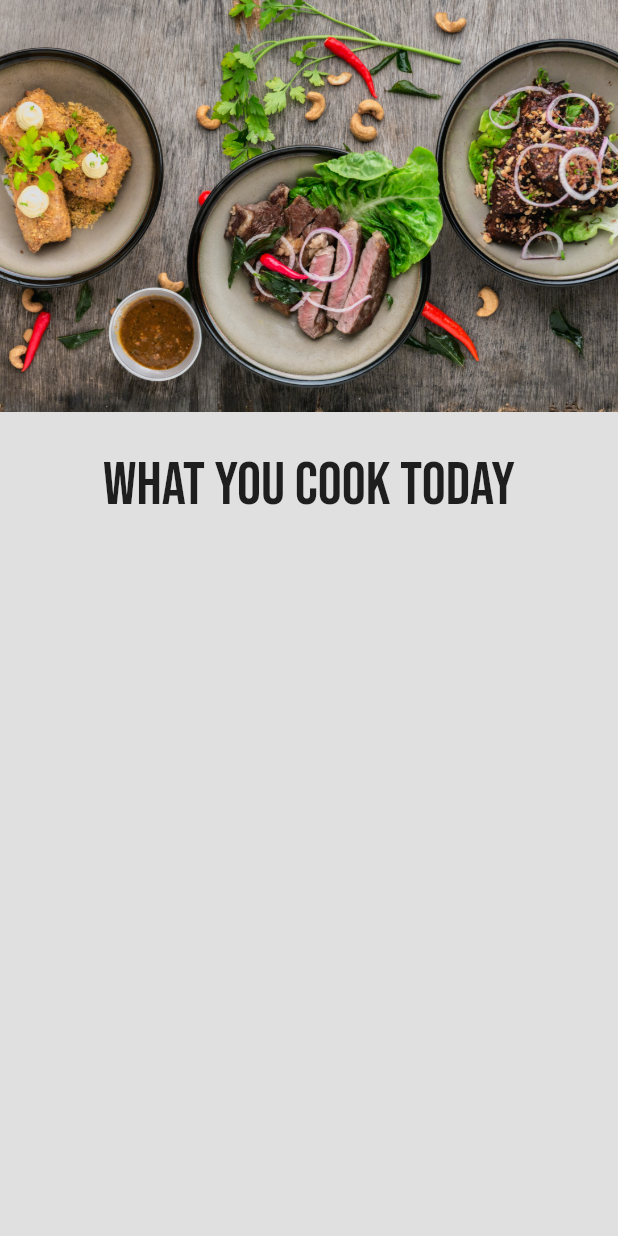
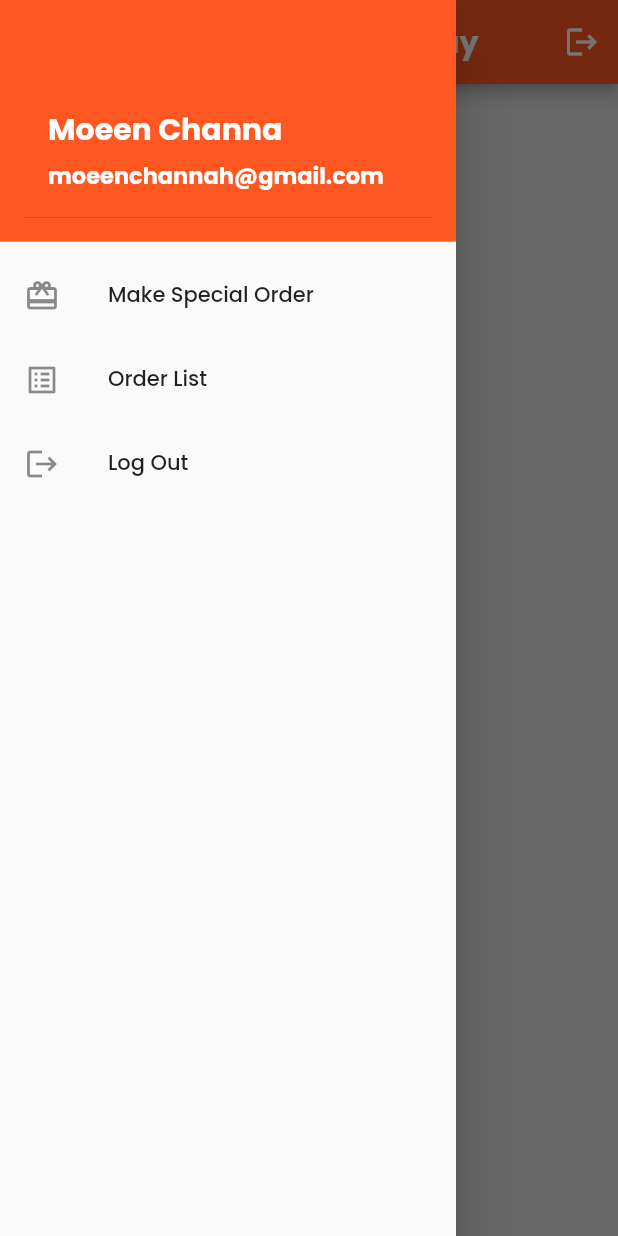
Before and after one commit to moeenchanna/what_you_cook_today, a Flutter app: the HomeScreen screen opened by its route, with the side drawer open (before the commit the screen has no drawer), on a phone screen of 412 x 824 dp. Run offline on Flutter 3.47's test engine with Material 2 defaults, Android fonts, the light colour scheme and no system bars; our stand-ins replace google_fonts, mask_text_input_formatter; missing offline and left inert: smart_snackbars.

Commit message:
add drawer

```diff
--- a/lib/Helper/Tools.dart
+++ b/lib/Helper/Tools.dart
@@ -118,7 +118,7 @@ class Tools {
 
   static validateEmail(String? txt) {
     if (txt == null || txt.isEmpty) {
-      return "Email can\'t Be Empty";
+      return "Email can't Be Empty";
     }
     if (!txt.contains('@') || !txt.contains('.')) {
       return "Invalid email!";
--- a/lib/screens/ForgetPasswordScreen.dart
+++ b/lib/screens/ForgetPasswordScreen.dart
@@ -1,8 +1,5 @@
 import 'package:flutter/material.dart';
 import 'package:flutter/services.dart';
-import 'package:google_fonts/google_fonts.dart';
-import 'package:what_you_cook_today/screens/Screens.dart';
-import 'package:what_you_cook_today/utils/Utils.dart';
 
 import '../widgets/Widgets.dart';
 
@@ -42,6 +39,7 @@ class _ForgetPasswordScreenState extends State<ForgetPasswordScreen> {
               ),
               const CustomTextHeading(
                 title: "Forget Password",
+                  textSize: 40
               ),
               const SizedBox(
                 height: 25,
--- a/lib/screens/HomeScreen.dart
+++ b/lib/screens/HomeScreen.dart
@@ -1,13 +1,12 @@
 import 'package:flutter/material.dart';
-import 'package:google_fonts/google_fonts.dart';
-import 'package:what_you_cook_today/utils/Utils.dart';
 
 import '../Helper/Helper.dart';
+import '../widgets/Widgets.dart';
 
 class HomeScreen extends StatefulWidget {
   const HomeScreen({super.key});
-    static String routeKey = "/home";
 
+  static String routeKey = "/home";
 
   @override
   State<HomeScreen> createState() => _HomeScreenState();
@@ -18,7 +17,6 @@ class _HomeScreenState extends State<HomeScreen> {
   void initState() {
     super.initState();
     Tools.statusBarTransparent();
-
   }
 
   @override
@@ -26,25 +24,35 @@ class _HomeScreenState extends State<HomeScreen> {
     return Scaffold(
       resizeToAvoidBottomInset: false,
       backgroundColor: Colors.grey.shade300,
+      appBar: AppBar(
+        centerTitle: true,
+        //automaticallyImplyLeading: false,
+        backgroundColor: Colors.deepOrange,
+        title:
+            const CustomTextHeading(title: "What You Cook Today", textSize: 20),
+        actions: [
+          IconButton(
+            icon: const Icon(
+              Icons.logout,
+              color: Colors.white,
+            ),
+            onPressed: () {
+              // do something
+              Navigator.of(context).pop();
+            },
+          ),
+        ],
+      ),
       body: SafeArea(
         top: false,
         child: SingleChildScrollView(
           child: Column(
-            children: [
-              Image.asset(ImagesResources.loginImage),
-              const SizedBox(
-                height: 25,
-              ),
-              Text(
-                "What You Cook Today",
-                style: GoogleFonts.bebasNeue(fontSize: 40),
-              ),
-
-            ],
+            children: const [],
           ),
         ),
       ),
-
+      drawer: const CustomDrawer(
+          userName: "Moeen Channa", userEmail: "moeenchannah@gmail.com"),
     );
   }
 }
--- a/lib/screens/LoginScreen.dart
+++ b/lib/screens/LoginScreen.dart
@@ -16,7 +16,6 @@ class LoginScreen extends StatefulWidget {
 class _LoginScreenState extends State<LoginScreen> {
   final _emailTextEditingController = TextEditingController();
   final _passwordTextEditingController = TextEditingController();
-  bool _validate = false;
 
   @override
   void initState() {
@@ -47,6 +46,7 @@ class _LoginScreenState extends State<LoginScreen> {
               ),
               const CustomTextHeading(
                 title: "Login Now",
+                  textSize: 40
               ),
               const SizedBox(
                 height: 10,
--- a/lib/screens/SignupScreen.dart
+++ b/lib/screens/SignupScreen.dart
@@ -1,7 +1,6 @@
 import 'package:flutter/material.dart';
 import 'package:what_you_cook_today/Helper/Helper.dart';
 import 'package:what_you_cook_today/screens/Screens.dart';
-import 'package:what_you_cook_today/utils/Utils.dart';
 
 import '../widgets/Widgets.dart';
 
@@ -38,6 +37,7 @@ class _SignUpScreenState extends State<SignUpScreen> {
               ),
               const CustomTextHeading(
                 title: "Signup Form",
+                  textSize: 40
               ),
               const SizedBox(
                 height: 25,
--- /dev/null
+++ b/lib/widgets/CustomDrawer.dart
@@ -0,0 +1,65 @@
+import 'package:flutter/material.dart';
+import 'package:what_you_cook_today/widgets/Widgets.dart';
+
+class CustomDrawer extends StatelessWidget {
+  final String userName;
+  final String userEmail;
+
+  const CustomDrawer({
+    Key? key,
+    required this.userName,
+    required this.userEmail,
+  }) : super(key: key);
+
+  @override
+  Widget build(BuildContext context) {
+    return Drawer(
+      child: ListView(
+        padding: const EdgeInsets.all(0),
+        children: [
+          DrawerHeader(
+            decoration:  const BoxDecoration(
+              color: Colors.deepOrange,
+            ),
+            //BoxDecoration
+            child: UserAccountsDrawerHeader(
+              decoration:  const BoxDecoration(color: Colors.transparent),
+              accountName: CustomTextHeading(
+                title: userName,
+                textSize: 20,
+              ),
+              accountEmail: CustomTextHeading(
+                title: userEmail,
+                textSize: 15,
+              ),
+              currentAccountPictureSize: const Size.square(50),
+
+            ), //UserAccountDrawerHeader
+          ),
+          //DrawerHeader
+          ListTile(
+            leading: const Icon(Icons.card_giftcard),
+            title: const Text('Make Special Order'),
+            onTap: () {
+              Navigator.pop(context);
+            },
+          ),
+          ListTile(
+            leading: const Icon(Icons.list_alt),
+            title: const Text('Order List'),
+            onTap: () {
+              Navigator.pop(context);
+            },
+          ),
+          ListTile(
+            leading: const Icon(Icons.logout),
+            title: const Text('Log Out'),
+            onTap: () {
+              Navigator.pop(context);
+            },
+          ),
+        ],
+      ),
+    );
+  }
+}
--- a/lib/widgets/CustomTextHeadingWidget.dart
+++ b/lib/widgets/CustomTextHeadingWidget.dart
@@ -3,17 +3,19 @@ import 'package:google_fonts/google_fonts.dart';
 
 class CustomTextHeading extends StatelessWidget {
   final String title;
+  final double textSize ;
 
   const CustomTextHeading({
     Key? key,
     required this.title,
+    required this.textSize,
   }) : super(key: key);
 
   @override
   Widget build(BuildContext context) {
     return Text(
       title,
-      style: GoogleFonts.bebasNeue(fontSize: 40),
+      style: GoogleFonts.poppins(fontSize: textSize,fontWeight: FontWeight.bold),
     );
   }
 }
--- a/lib/widgets/Widgets.dart
+++ b/lib/widgets/Widgets.dart
@@ -4,3 +4,4 @@ export 'CustomButtonWidget.dart';
 export 'LoginImageWidget.dart';
 export 'CustomBottomAppBarWidget.dart';
 export 'CustomTextButtonWidget.dart';
+export 'CustomDrawer.dart';
```
